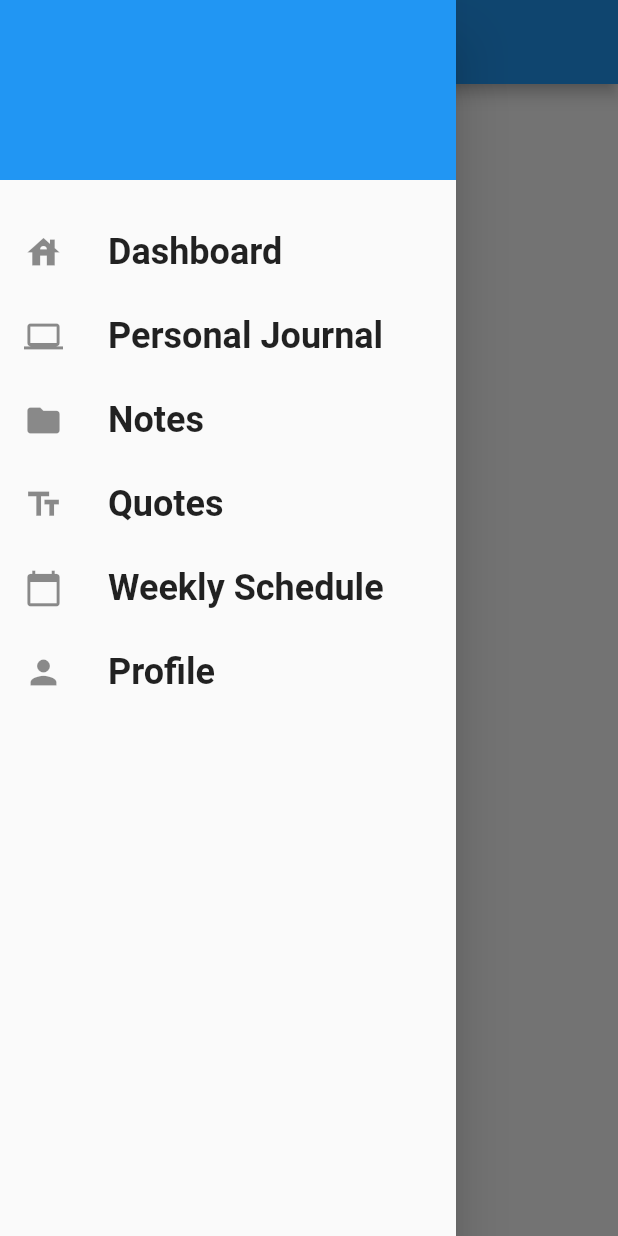
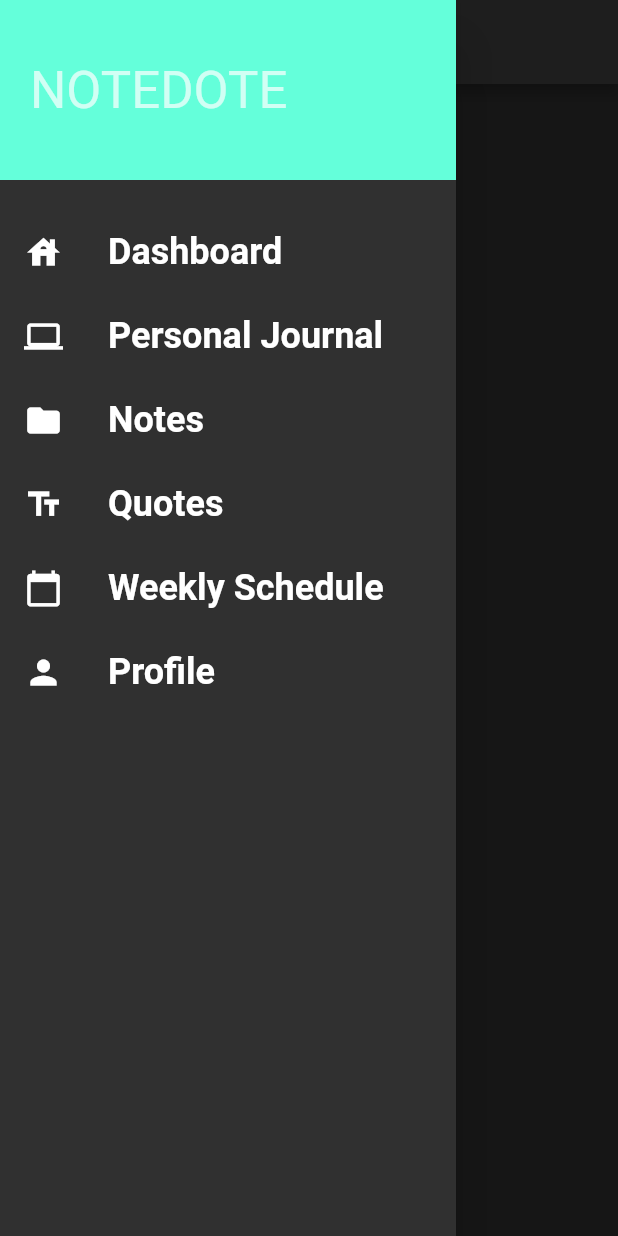
Before and after one commit to dafin678/NoteDoteAndroid, a Flutter app: the MyHomePage screen opened directly, with the side drawer open, on a phone screen of 412 x 824 dp. Run offline on Flutter 3.47's test engine with Material 2 defaults, Android fonts, the phone set to English and light mode, and no system bars; our stand-ins replace shared_preferences; accounts and stored records are empty; Roboto replaces fonts that are missing (RobotoCondensed).

Commit message:
change theme

```diff
--- a/lib/main.dart
+++ b/lib/main.dart
@@ -22,9 +22,7 @@ class MyApp extends StatelessWidget {
         },
         child: MaterialApp(
           title: 'NoteDote',
-          theme: ThemeData(
-            primarySwatch: Colors.blue,
-          ),
+          theme: ThemeData.dark(),
           initialRoute: LoginPage.routeName, // default is '/'
           routes: {
             '/': (ctx) => const MyHomePage(title: 'NoteDote'),
--- a/lib/widgets/main_drawer.dart
+++ b/lib/widgets/main_drawer.dart
@@ -32,13 +32,10 @@ class MainDrawer extends StatelessWidget {
             width: double.infinity,
             padding: const EdgeInsets.all(20),
             alignment: Alignment.centerLeft,
-            color: Theme.of(context).colorScheme.secondary,
+            color: Theme.of(context).colorScheme.secondaryVariant,
             child: Text(
-              'Notedote',
-              style: TextStyle(
-                  fontWeight: FontWeight.w900,
-                  fontSize: 30,
-                  color: Theme.of(context).primaryColor),
+              'NOTEDOTE',
+              style: Theme.of(context).textTheme.headline4,
             ),
           ),
           const SizedBox(
```
